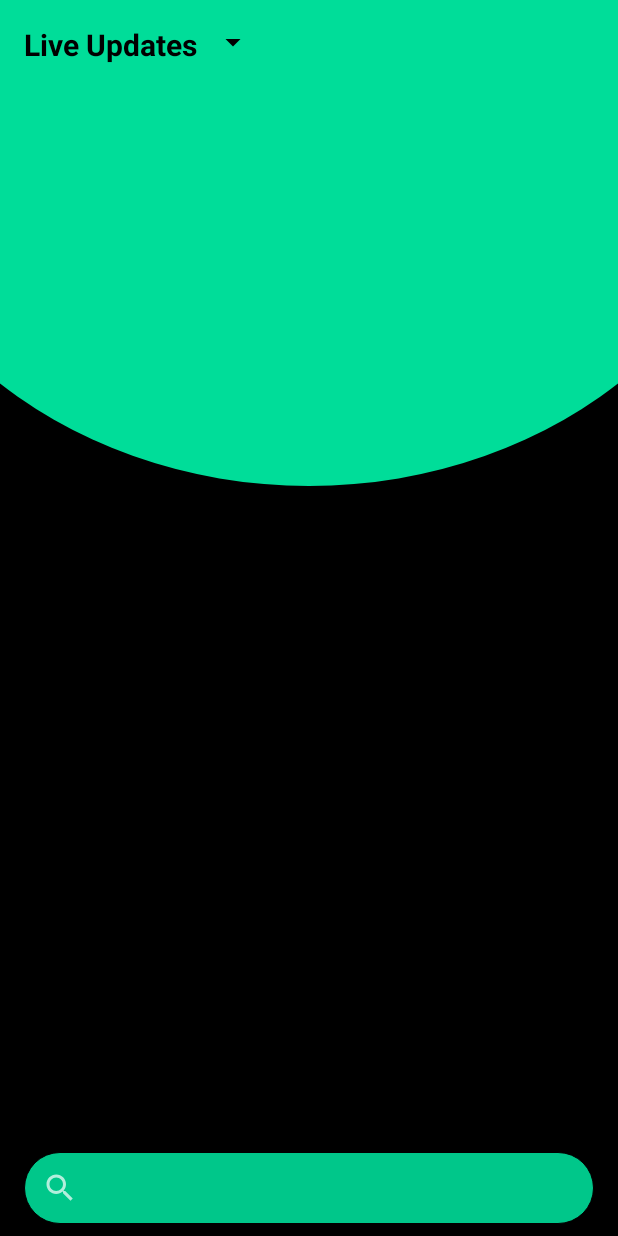
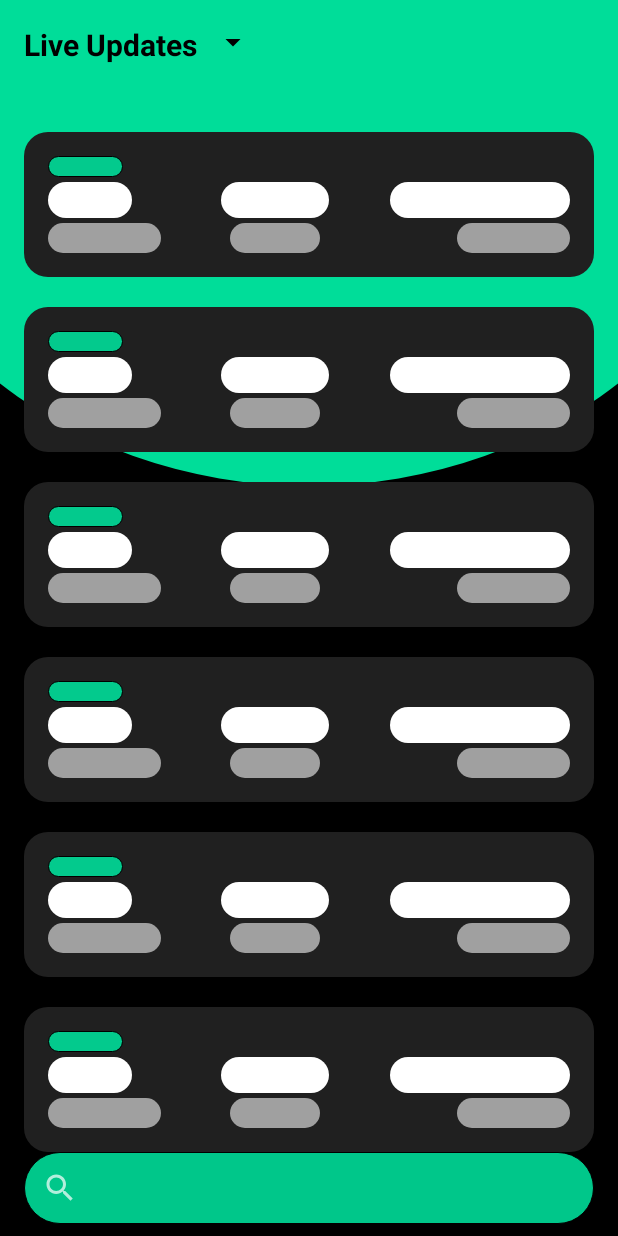
Before and after one commit to farooq-aus/covid-report, an Android app: the layout corona_activity.xml on its own in the app's theme, with its tools: preview values and no code run, on a phone screen of 412 x 824 dp. Run offline under Robolectric (Android 15) with nearby library versions, the phone set to English and light mode, and no system bars.

Commit message:
shimmer in loading out✨💖

```diff
--- /dev/null
+++ b/app/src/main/res/drawable/grey_bg.xml
@@ -0,0 +1,10 @@
+<?xml version="1.0" encoding="utf-8"?>
+<shape xmlns:android="http://schemas.android.com/apk/res/android">
+    <solid android:color="@color/colorSecondaryText"/>
+    <corners android:radius="16dp"/>
+    <padding
+        android:left="0dp"
+        android:top="0dp"
+        android:right="0dp"
+        android:bottom="0dp" />
+</shape>
--- /dev/null
+++ b/app/src/main/res/drawable/white_bg.xml
@@ -0,0 +1,10 @@
+<?xml version="1.0" encoding="utf-8"?>
+<shape xmlns:android="http://schemas.android.com/apk/res/android">
+    <solid android:color="@color/colorDefaultText"/>
+    <corners android:radius="16dp"/>
+    <padding
+        android:left="0dp"
+        android:top="0dp"
+        android:right="0dp"
+        android:bottom="0dp" />
+</shape>
--- a/app/src/main/res/layout/corona_activity.xml
+++ b/app/src/main/res/layout/corona_activity.xml
@@ -4,6 +4,31 @@
     android:layout_height="match_parent"
     xmlns:app="http://schemas.android.com/apk/res-auto"
     android:background="@drawable/bg">
+
+    <com.facebook.shimmer.ShimmerFrameLayout
+        android:id="@+id/shimmer_list"
+        android:layout_width="wrap_content"
+        android:layout_height="wrap_content"
+        app:shimmer_auto_start="true"
+        app:shimmer_duration="800"
+        android:layout_marginTop="72dp">
+        <LinearLayout
+            android:layout_width="match_parent"
+            android:layout_height="wrap_content"
+            android:padding="16dp"
+            android:orientation="vertical">
+
+            <include layout="@layout/placeholder_list_item" />
+            <include layout="@layout/placeholder_list_item" />
+            <include layout="@layout/placeholder_list_item" />
+            <include layout="@layout/placeholder_list_item" />
+            <include layout="@layout/placeholder_list_item" />
+            <include layout="@layout/placeholder_list_item" />
+            <include layout="@layout/placeholder_list_item" />
+
+        </LinearLayout>
+
+    </com.facebook.shimmer.ShimmerFrameLayout>
 
     <LinearLayout
         android:id="@+id/highest"
@@ -49,7 +74,7 @@
             android:headerDividersEnabled="true"
             android:drawSelectorOnTop="true"
             android:scrollbarStyle="outsideOverlay"
-            android:scrollbarThumbVertical="@drawable/searchbar_bg"
+            android:scrollbarThumbVertical="@drawable/accent_bg"
             android:scrollbarFadeDuration="100"
         />
     </androidx.swiperefreshlayout.widget.SwipeRefreshLayout>
@@ -62,7 +87,7 @@
         android:layout_marginRight="16dp"
         android:layout_marginBottom="8dp"
         android:layout_alignParentBottom="true"
-        android:background="@drawable/searchbar_bg"
+        android:background="@drawable/accent_bg"
         android:clickable="true"
         app:defaultQueryHint="@string/search"
         app:queryHint="@string/search"
--- /dev/null
+++ b/app/src/main/res/layout/placeholder_list_item.xml
@@ -0,0 +1,98 @@
+<?xml version="1.0" encoding="utf-8"?>
+<RelativeLayout xmlns:android="http://schemas.android.com/apk/res/android"
+    android:layout_width="match_parent"
+    android:layout_height="wrap_content"
+    android:background="@drawable/item_background"
+    android:orientation="vertical"
+    android:padding="16dp"
+    android:layout_marginBottom="20dp">
+
+    <View
+        android:id="@+id/ejnsw"
+        android:layout_width="50dp"
+        android:layout_height="14dp"
+        android:background="@drawable/accent_bg"
+        android:layout_gravity="center_vertical"
+        android:layout_marginBottom="3dp"
+        />
+
+    <LinearLayout
+        android:layout_width="match_parent"
+        android:layout_height="wrap_content"
+        android:weightSum="3"
+        android:layout_gravity="center_horizontal"
+        android:layout_below="@+id/ejnsw">
+
+        <LinearLayout
+            android:layout_width="wrap_content"
+            android:layout_height="wrap_content"
+            android:orientation="vertical"
+            android:layout_gravity="start"
+            android:layout_weight="1">
+
+            <View
+                android:layout_width="56dp"
+                android:layout_height="24dp"
+                android:background="@drawable/white_bg"
+                android:layout_marginBottom="3dp"
+                />
+
+            <View
+                android:layout_width="75dp"
+                android:layout_height="20dp"
+                android:background="@drawable/grey_bg"
+                />
+
+        </LinearLayout>
+
+        <LinearLayout
+            android:layout_width="wrap_content"
+            android:layout_height="wrap_content"
+            android:orientation="vertical"
+            android:layout_gravity="center_horizontal"
+            android:layout_weight="1">
+
+            <View
+                android:layout_width="72dp"
+                android:layout_height="24dp"
+                android:background="@drawable/white_bg"
+                android:layout_gravity="center"
+                android:layout_marginBottom="3dp"
+                />
+
+            <View
+                android:layout_width="60dp"
+                android:layout_height="20dp"
+                android:layout_gravity="center"
+                android:background="@drawable/grey_bg"
+                />
+
+        </LinearLayout>
+
+        <LinearLayout
+            android:layout_width="wrap_content"
+            android:layout_height="wrap_content"
+            android:orientation="vertical"
+            android:layout_gravity="end"
+            android:layout_weight="1">
+
+            <View
+                android:layout_width="120dp"
+                android:layout_height="24dp"
+                android:background="@drawable/white_bg"
+                android:layout_gravity="end"
+                android:layout_marginBottom="3dp"
+                />
+
+            <View
+                android:layout_width="75dp"
+                android:layout_height="20dp"
+                android:layout_gravity="end"
+                android:background="@drawable/grey_bg"
+                />
+
+        </LinearLayout>
+
+    </LinearLayout>
+
+</RelativeLayout>
```
Also changed, not shown: app/src/main/java/com/example/coronareport/CoronaActivity.java (+10 -0 lines), app/src/main/java/com/example/coronareport/CountryActivity.java (+9 -2 lines), app/src/main/res/drawable/blue_bg.xml (added, +10 -0 lines), app/src/main/res/drawable/red_bg.xml (added, +10 -0 lines), app/src/main/res/layout/country_activity.xml (+15 -2 lines), app/src/main/res/layout/placeholder_country_activity.xml (added, +322 -0 lines), app/src/main/res/drawable/accent_bg.xml (renamed from app/src/main/res/drawable/searchbar_bg.xml).
